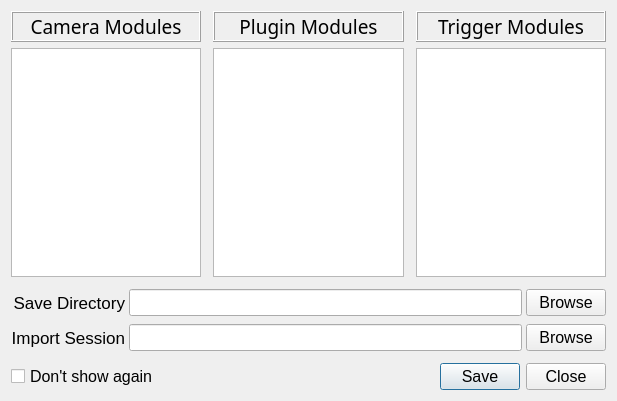
Before: the Qt Designer form rataGUI/interface/design/startMenu.ui in nathanielnyema/rataGUI, drawn with Qt 5.
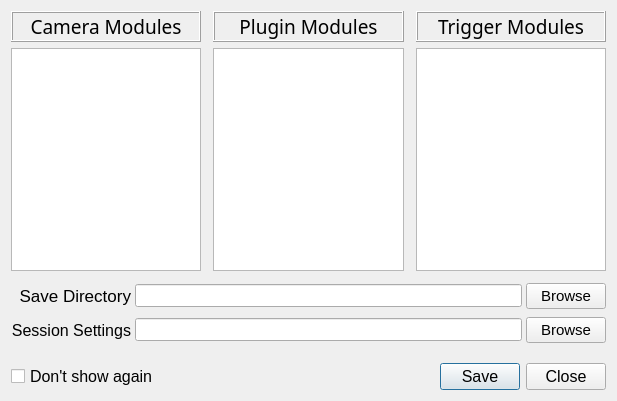
After: the same form once the commit is applied.

Commit message: import session settings

Patch:
```diff
--- a/rataGUI/interface/design/startMenu.ui
+++ b/rataGUI/interface/design/startMenu.ui
@@ -163,6 +163,9 @@
    </item>
    <item>
     <layout class="QGridLayout" name="lineEditMenu">
+     <property name="bottomMargin">
+      <number>8</number>
+     </property>
      <property name="horizontalSpacing">
       <number>4</number>
      </property>
@@ -170,7 +173,13 @@
       <number>8</number>
      </property>
      <item row="0" column="1">
-      <widget class="QLineEdit" name="save_directory"/>
+      <widget class="QLineEdit" name="save_directory">
+       <property name="font">
+        <font>
+         <pointsize>10</pointsize>
+        </font>
+       </property>
+      </widget>
      </item>
      <item row="0" column="0">
       <widget class="QLabel" name="saveDirectoryLabel">
@@ -189,23 +198,34 @@
      </item>
      <item row="0" column="2">
       <widget class="QPushButton" name="save_dir_btn">
+       <property name="font">
+        <font>
+         <pointsize>11</pointsize>
+        </font>
+       </property>
        <property name="text">
         <string>Browse</string>
        </property>
       </widget>
      </item>
      <item row="1" column="1">
-      <widget class="QLineEdit" name="session_dir"/>
+      <widget class="QLineEdit" name="session_dir">
+       <property name="font">
+        <font>
+         <pointsize>10</pointsize>
+        </font>
+       </property>
+      </widget>
      </item>
      <item row="1" column="0">
       <widget class="QLabel" name="sessDirectoryLabel">
        <property name="font">
         <font>
-         <pointsize>13</pointsize>
+         <pointsize>12</pointsize>
         </font>
        </property>
        <property name="text">
-        <string>Import Session</string>
+        <string>Session Settings</string>
        </property>
        <property name="alignment">
         <set>Qt::AlignRight|Qt::AlignTrailing|Qt::AlignVCenter</set>
@@ -214,6 +234,11 @@
      </item>
      <item row="1" column="2">
       <widget class="QPushButton" name="sess_dir_btn">
+       <property name="font">
+        <font>
+         <pointsize>11</pointsize>
+        </font>
+       </property>
        <property name="text">
         <string>Browse</string>
        </property>
```
The commit also changes 9 other files.
